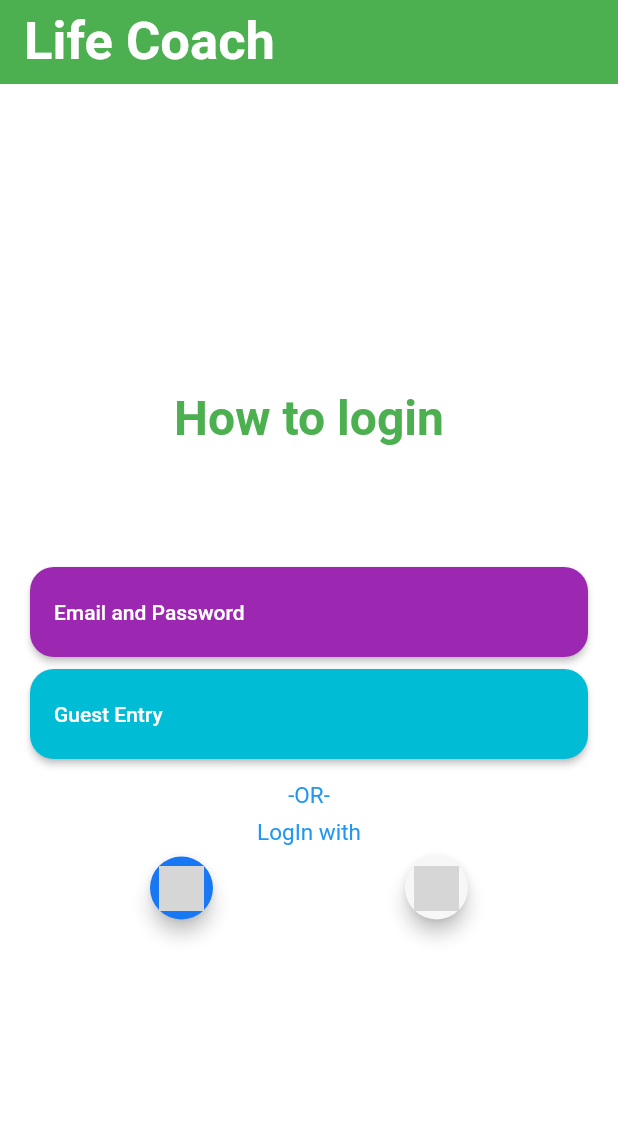
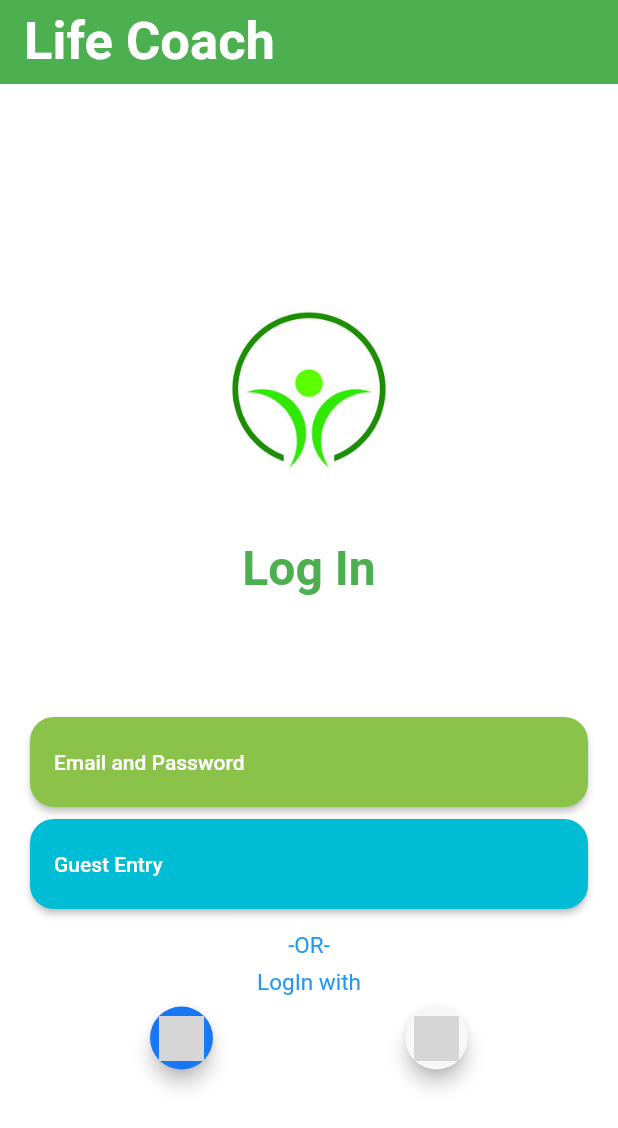
Before and after one commit to cmpe492lifecoach/lifecoach, a Flutter app: the SignInPage screen opened directly, on a phone screen of 412 x 824 dp. Shown: the top 1128 px of the screen. Run offline on Flutter 3.47's test engine with Material 2 defaults, Android fonts, the phone set to English and light mode, and no system bars; our stand-ins replace chips_choice, cloud_firestore, firebase_auth, flutter_colorpicker, flutter_swiper, get_it and 8 more; missing offline and left inert: admob_flutter, feedback, flutter_email_sender, flutter_plugin_pdf_viewer, launch_review; accounts and stored records are empty; statements that could not run were skipped; grey boxes are pictures that could not be loaded.

Commit message:
yeni değişiklikler

```diff
--- a/lib/landing_page.dart
+++ b/lib/landing_page.dart
@@ -22,9 +22,9 @@ class LandingPage extends StatelessWidget {
 
     if(_userModel.state == ViewState.Idle){
       if(_userModel.user == null){
-        return MyApp();
+        return SignInPage();
       }else{
-        return HomePage(user: _userModel.user);
+        return HomePage(user: _userModel.user);//HomePage(user: _userModel.user);
       }
     }else{
       return Scaffold(
--- a/lib/logInPage/sign_in_page.dart
+++ b/lib/logInPage/sign_in_page.dart
@@ -20,7 +20,12 @@ void main() {
   runApp(MyApp());
 }
 
-class MyApp extends StatelessWidget {
+class MyApp extends StatefulWidget {
+  @override
+  _MyAppState createState() => _MyAppState();
+}
+
+class _MyAppState extends State<MyApp> {
   @override
   Widget build(BuildContext context) {
     return MaterialApp(
@@ -63,7 +68,7 @@ class _SplashScreenState extends State<SplashScreen> {
             ),
             Image.asset(
               'Images/logo.jpeg',
-              height: 120,
+              height: 320,
             ),
             SizedBox(
               height: 20,
@@ -126,8 +131,12 @@ class SignInPage extends StatelessWidget {
           crossAxisAlignment: CrossAxisAlignment.stretch,
           mainAxisSize: MainAxisSize.max,
           children: <Widget>[
+            Image.asset(
+              'Images/logo.jpeg',
+              height: 200,
+            ),
             Text(
-              "How to login",
+              "Log In",
               textAlign: TextAlign.center,
               style: TextStyle(fontWeight: FontWeight.bold, fontSize: 32, color: Colors.green),
             ),
@@ -140,6 +149,7 @@ class SignInPage extends StatelessWidget {
               onPressed: () => _emailPasswordEntry(context),
               buttonText: "Email and Password",
               height: 60,
+              buttonColor: Colors.lightGreen,
 
 
 
@@ -181,9 +191,7 @@ class SignInPage extends StatelessWidget {
                   Expanded(
                     child: SignInButton.mini(
                         buttonType: ButtonType.google,
-                        onPressed: () {
-                          print('click');
-                        }),
+                      onPressed: () => _googleWithEnter(context),),
                   )
                 ],
               ),
--- a/pubspec.yaml
+++ b/pubspec.yaml
@@ -39,7 +39,7 @@ dependencies:
   intl: ^0.17.0
   chips_choice: ^2.0.1
   flutter_colorpicker: ^0.4.0
-  image_picker: ^0.6.1+4
+  image_picker: ^0.6.2+3
   pedometer: ^3.0.0
   flutter_swiper: ^1.1.6
   cupertino_icons: ^1.0.2
```
